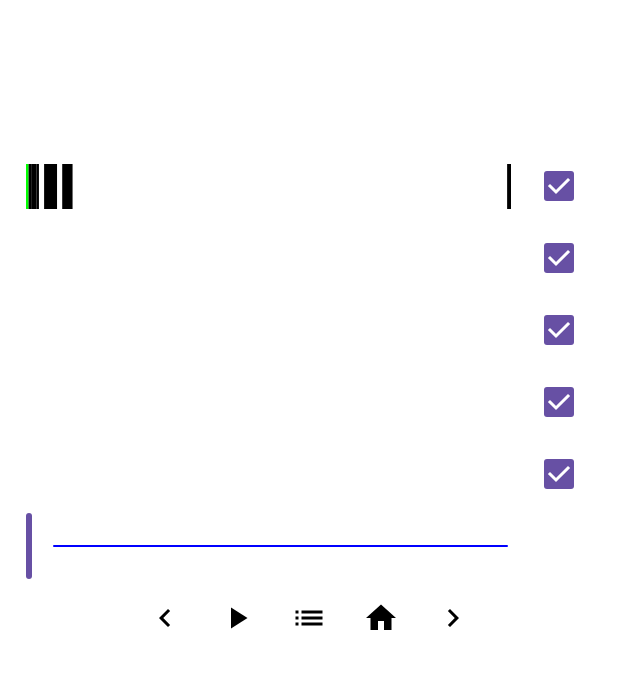
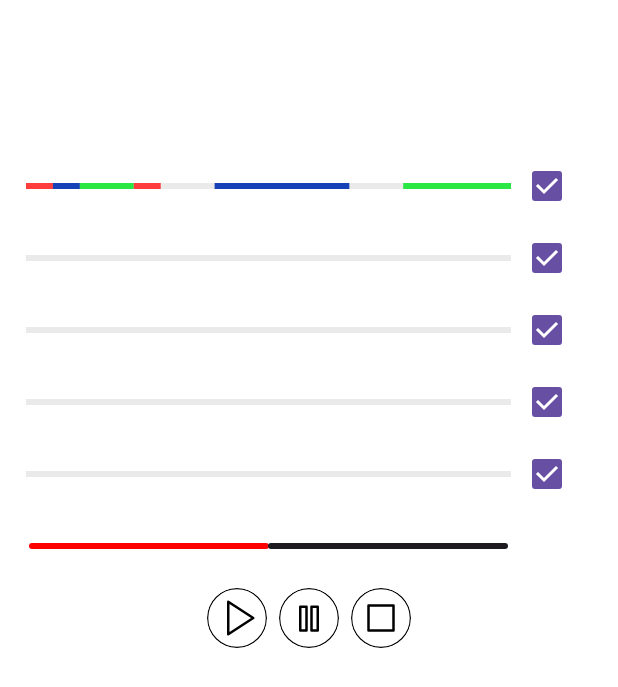
Before and after one commit to UndeRus/OP1Buddy, an Android app built with Jetpack Compose: the @Preview function MultiTrackSliderPreview, on a phone screen of 412 x 824 dp. Shown: the top 687 px of the screen. Run offline under Robolectric (Android 15) with nearby library versions, the phone set to English and light mode, and no system bars.

Commit message:
begin new tape player design

```diff
--- a/app/src/main/java/org/jugregator/op1buddy/features/project/ui/screens/TapePlayerScreen.kt
+++ b/app/src/main/java/org/jugregator/op1buddy/features/project/ui/screens/TapePlayerScreen.kt
@@ -3,7 +3,6 @@ package org.jugregator.op1buddy.features.project.ui.screens
 import androidx.compose.animation.core.animateIntAsState
 import androidx.compose.foundation.layout.Column
 import androidx.compose.foundation.layout.padding
-import androidx.compose.material3.Text
 import androidx.compose.runtime.Composable
 import androidx.compose.runtime.LaunchedEffect
 import androidx.compose.runtime.collectAsState
@@ -64,7 +63,6 @@ fun TapePlayerScreen(
             targetValue = uiState.position.toInt(),
             label = "Slider Value"
         )
-        Text("Player")
         MultiTrackPlayer(
             value = animatedSliderValue,
             onValueChanged = { newValue ->
--- a/app/src/main/java/org/jugregator/op1buddy/features/project/ui/views/TapePlayer.kt
+++ b/app/src/main/java/org/jugregator/op1buddy/features/project/ui/views/TapePlayer.kt
@@ -1,5 +1,6 @@
 package org.jugregator.op1buddy.features.project.ui.views
 
+import android.content.res.Configuration
 import androidx.compose.foundation.Canvas
 import androidx.compose.foundation.background
 import androidx.compose.foundation.border
@@ -14,12 +15,6 @@ import androidx.compose.foundation.layout.padding
 import androidx.compose.foundation.layout.size
 import androidx.compose.foundation.shape.CircleShape
 import androidx.compose.foundation.shape.RoundedCornerShape
-import androidx.compose.material.icons.Icons
-import androidx.compose.material.icons.automirrored.filled.KeyboardArrowLeft
-import androidx.compose.material.icons.automirrored.filled.KeyboardArrowRight
-import androidx.compose.material.icons.automirrored.filled.List
-import androidx.compose.material.icons.filled.Home
-import androidx.compose.material.icons.filled.PlayArrow
 import androidx.compose.material3.Button
 import androidx.compose.material3.Checkbox
 import androidx.compose.material3.ExperimentalMaterial3Api
@@ -38,14 +33,18 @@ import androidx.compose.runtime.setValue
 import androidx.compose.ui.Alignment
 import androidx.compose.ui.Modifier
 import androidx.compose.ui.draw.clip
+import androidx.compose.ui.draw.drawWithCache
 import androidx.compose.ui.geometry.Offset
 import androidx.compose.ui.geometry.Size
 import androidx.compose.ui.graphics.Color
 import androidx.compose.ui.layout.onSizeChanged
+import androidx.compose.ui.res.painterResource
 import androidx.compose.ui.tooling.preview.Preview
 import androidx.compose.ui.unit.dp
+import androidx.compose.ui.util.fastMapIndexed
 import kotlinx.collections.immutable.ImmutableList
 import kotlinx.collections.immutable.toImmutableList
+import org.jugregator.op1buddy.R
 import org.jugregator.op1buddy.features.project.ui.screens.ProjectResource
 import org.jugregator.op1buddy.ui.theme.AppTheme
 import kotlin.math.roundToInt
@@ -137,10 +136,9 @@ fun MultiTrackPlayer(
 
     var canvasWidth by remember { mutableIntStateOf(-1) }
 
-
     val leftColumnWeight = .9f
     val rightColumnWeight = .15f
-    val barHeight = 30.dp
+    val barHeight = 4.dp
 
     Column(modifier = modifier) {
 
@@ -159,6 +157,7 @@ fun MultiTrackPlayer(
                     }.toImmutableList()
                 }
 
+                /*
                 val rangeColor = remember(value, checked, tape) {
                     tape.map { range ->
                         val color = if (!checked) {
@@ -171,9 +170,29 @@ fun MultiTrackPlayer(
                         color
                     }.toImmutableList()
                 }
+                */
+                val barColors = remember {
+                    arrayOf(
+                        Color(0xFFff3d3d),
+                        Color(0xFF1741b7),
+                        Color(0xFF2ae743),
+                    )
+                }
+                val barColorsSize by remember {
+                    derivedStateOf {
+                        barColors.size
+                    }
+                }
+
+                val rangeColor = remember(value, tape) {
+                    tape.fastMapIndexed { index, range ->
+                        barColors[index % barColorsSize]
+                    }.toImmutableList()
+                }
 
                 Canvas(
                     modifier = Modifier
+                        .background(Color(0xFFeaeaea))
                         .weight(leftColumnWeight)
                         .height(barHeight)
                         .onSizeChanged {
@@ -203,8 +222,8 @@ fun MultiTrackPlayer(
 
                 Box(
                     Modifier
-                        .padding(start = 10.dp)
                         .weight(rightColumnWeight)
+                    //.padding(start = 10.dp)
                 ) {
                     Checkbox(checked, {
                         checked = it
@@ -224,6 +243,7 @@ fun MultiTrackPlayer(
             onValueChange = { onValueChanged(it.roundToInt()) },
             onValueChangeFinished = onValueChangeFinished,
             valueRange = minRangeValue.toFloat()..(maxRangeValue - 1).toFloat(),
+
             track = { sliderState ->
                 val fraction by remember {
                     derivedStateOf {
@@ -237,49 +257,129 @@ fun MultiTrackPlayer(
                         Modifier
                             .fillMaxWidth(fraction)
                             .align(Alignment.CenterStart)
-                            .height(6.dp)
-                            .padding(end = 16.dp)
+                            .height(4.dp)
                             .background(Color.Red, CircleShape)
                     )
                     Box(
                         Modifier
                             .fillMaxWidth(1f - fraction)
                             .align(Alignment.CenterEnd)
-                            .height(1.dp)
-                            .padding(start = 16.dp)
-                            .background(Color.Blue, CircleShape)
+                            .height(4.dp)
+                            .background(MaterialTheme.colorScheme.onSurface, CircleShape)
                     )
                 }
+            },
+            thumb = {
+
             }
         )
         Box(
             Modifier
                 .weight(rightColumnWeight)
-                .padding(end = 10.dp)
         )
     }
 
     Row(horizontalArrangement = Arrangement.Center, modifier = Modifier.fillMaxWidth()) {
-        IconButton({}) {
-            Icon(Icons.AutoMirrored.Filled.KeyboardArrowLeft, contentDescription = null)
-        }
         IconButton(onClick = onPlayClick) {
-            Icon(Icons.Filled.PlayArrow, contentDescription = null)
+            Icon(painterResource(R.drawable.player_play), contentDescription = null)
         }
         IconButton(onClick = onPauseClick) {
-            Icon(Icons.AutoMirrored.Filled.List, contentDescription = null)
+            Icon(painterResource(R.drawable.player_pause), contentDescription = null)
         }
         IconButton(onClick = onStopClick) {
-            Icon(Icons.Filled.Home, contentDescription = null)
-        }
-        IconButton({}) {
-            Icon(Icons.AutoMirrored.Filled.KeyboardArrowRight, contentDescription = null)
+            Icon(painterResource(R.drawable.player_stop), contentDescription = null)
         }
     }
 
 }
 
-@Preview
+@Composable
+fun SliderTrackBackground(modifier: Modifier = Modifier, fraction: Float) {
+    val tickWidth = 1.dp
+    val trackHeight = 9.dp
+    val barHeight = 4.dp
+    val minutesLength = 6
+    val subminutesCount = 6
+    val marksColor = Color(0xFF1c1c1c)
+    val dotRadius = 1.dp
+
+    val barColor = Color(0xFFeaeaea)
+    Box(modifier.fillMaxWidth()) {
+        Box(
+            Modifier
+                .fillMaxWidth()
+                .height(trackHeight)
+                .drawWithCache {
+                    // max len 6:00:00 = 6 * 60
+
+                    onDrawWithContent {
+
+                        drawRect(
+                            barColor,
+                            topLeft = Offset(0f, ((trackHeight / 2) - (barHeight / 2)).toPx()),
+                            size = Size(size.width, barHeight.toPx())
+                        )
+
+                        for (step in 0..minutesLength * subminutesCount) {
+                            val x = 1f / (minutesLength * subminutesCount) * step
+
+                            if (step % minutesLength == 0) {
+
+                                drawRect(
+                                    color = marksColor,
+                                    topLeft = Offset(
+                                        x * size.width
+                                            - tickWidth.toPx() / 2, 0f
+                                    ),
+                                    size = Size(tickWidth.toPx(), trackHeight.toPx())
+                                )
+                            } else {
+
+                                drawCircle(
+                                    color = marksColor,
+                                    radius = dotRadius.toPx(),
+                                    center = Offset(
+                                        x * size.width
+                                            - (dotRadius / 2).toPx(), (trackHeight / 2).toPx()
+                                    )
+                                )
+                            }
+                        }
+                    }
+                }
+        )
+        /*
+        Box(
+            Modifier
+                .fillMaxWidth(fraction)
+                .align(Alignment.CenterStart)
+                .height(6.dp)
+                .padding(end = 16.dp)
+                .background(Color.Red, CircleShape)
+
+            */
+        /*
+        Box(
+            Modifier
+                .fillMaxWidth(1f - fraction)
+                .align(Alignment.CenterEnd)
+                .height(10.dp)
+                .padding(start = 16.dp)
+                .background(MaterialTheme.colorScheme.onSurface, CircleShape)
+        )
+        */
+    }
+}
+
+@Preview(showBackground = true)
+@Composable
+private fun SliderTrackPreview() {
+    AppTheme {
+        SliderTrackBackground(fraction = 0.5f)
+    }
+}
+
+@Preview(uiMode = Configuration.UI_MODE_NIGHT_NO or Configuration.UI_MODE_TYPE_NORMAL, showBackground = true)
 @Composable
 fun MultiTrackSliderPreview() {
     AppTheme {
@@ -288,7 +388,7 @@ fun MultiTrackSliderPreview() {
                 .padding(horizontal = 17.dp)
         ) {
             Box(modifier = Modifier.height(100.dp))
-            var value by remember { mutableIntStateOf(0) }
+            var value by remember { mutableIntStateOf(762048) }
             MultiTrackPlayer(
                 value = value,
                 onValueChanged = { value = it },
@@ -304,7 +404,7 @@ fun MultiTrackSliderPreview() {
                         338688L to 423360L,
                         592704L to 1016064L,
                         1185408L to 1524096L,
-                        15748960L to 15875936L
+                        //15748960L to 15875936L
                     ).toImmutableList(),
 
                     listOf(1L to 10L, 12L to 50L).toImmutableList(),
--- /dev/null
+++ b/app/src/main/res/drawable/player_pause.xml
@@ -0,0 +1,25 @@
+<vector xmlns:android="http://schemas.android.com/apk/res/android"
+    android:width="48dp"
+    android:height="48dp"
+    android:viewportWidth="48"
+    android:viewportHeight="48">
+  <path
+      android:strokeWidth="1"
+      android:pathData="M24,24m-23.5,0a23.5,23.5 0,1 1,47 0a23.5,23.5 0,1 1,-47 0"
+      android:fillColor="#00000000"
+      android:strokeColor="#1C1C1C"/>
+  <path
+      android:pathData="M22,15H17V34H22V15Z"
+      android:strokeLineJoin="round"
+      android:strokeWidth="2"
+      android:fillColor="#00000000"
+      android:strokeColor="#1C1C1C"
+      android:strokeLineCap="round"/>
+  <path
+      android:pathData="M31,15H26V34H31V15Z"
+      android:strokeLineJoin="round"
+      android:strokeWidth="2"
+      android:fillColor="#00000000"
+      android:strokeColor="#1C1C1C"
+      android:strokeLineCap="round"/>
+</vector>
--- /dev/null
+++ b/app/src/main/res/drawable/player_play.xml
@@ -0,0 +1,18 @@
+<vector xmlns:android="http://schemas.android.com/apk/res/android"
+    android:width="48dp"
+    android:height="48dp"
+    android:viewportWidth="48"
+    android:viewportHeight="48">
+  <path
+      android:strokeWidth="1"
+      android:pathData="M24,24m-23.5,0a23.5,23.5 0,1 1,47 0a23.5,23.5 0,1 1,-47 0"
+      android:fillColor="#00000000"
+      android:strokeColor="#1C1C1C"/>
+  <path
+      android:pathData="M17,11L37,24L17,37V11Z"
+      android:strokeLineJoin="round"
+      android:strokeWidth="2"
+      android:fillColor="#00000000"
+      android:strokeColor="#1C1C1C"
+      android:strokeLineCap="round"/>
+</vector>
--- /dev/null
+++ b/app/src/main/res/drawable/player_stop.xml
@@ -0,0 +1,18 @@
+<vector xmlns:android="http://schemas.android.com/apk/res/android"
+    android:width="48dp"
+    android:height="48dp"
+    android:viewportWidth="48"
+    android:viewportHeight="48">
+  <path
+      android:strokeWidth="1"
+      android:pathData="M24,24m-23.5,0a23.5,23.5 0,1 1,47 0a23.5,23.5 0,1 1,-47 0"
+      android:fillColor="#00000000"
+      android:strokeColor="#1C1C1C"/>
+  <path
+      android:pathData="M34,14H14V34H34V14Z"
+      android:strokeLineJoin="round"
+      android:strokeWidth="2"
+      android:fillColor="#00000000"
+      android:strokeColor="#1C1C1C"
+      android:strokeLineCap="round"/>
+</vector>
```
